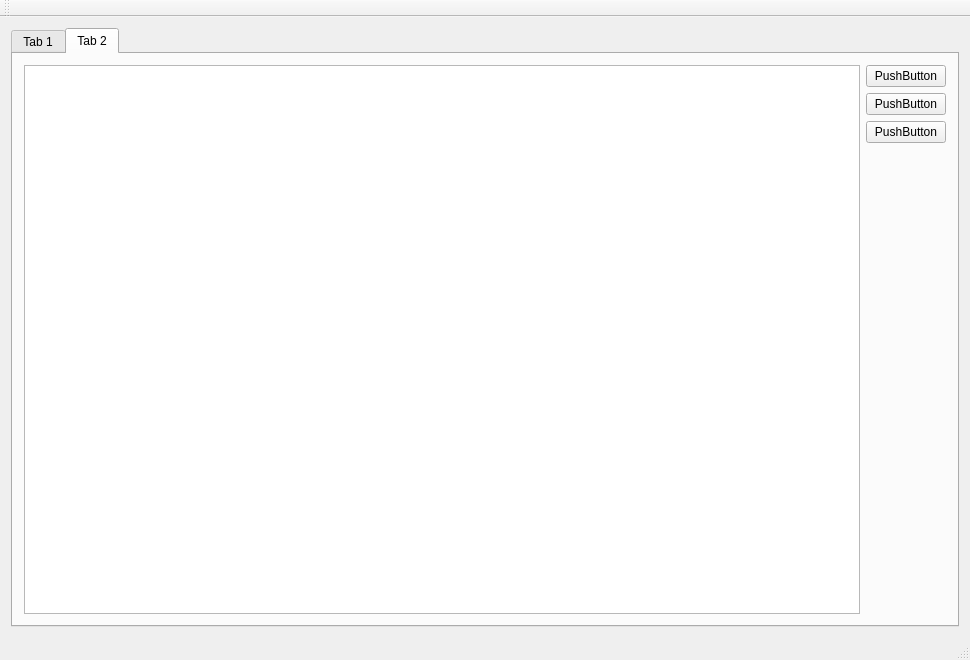
NeverKnewTheName/R_SimpleInterpreter, file r_simpleinterpreter.ui: the form before one commit.
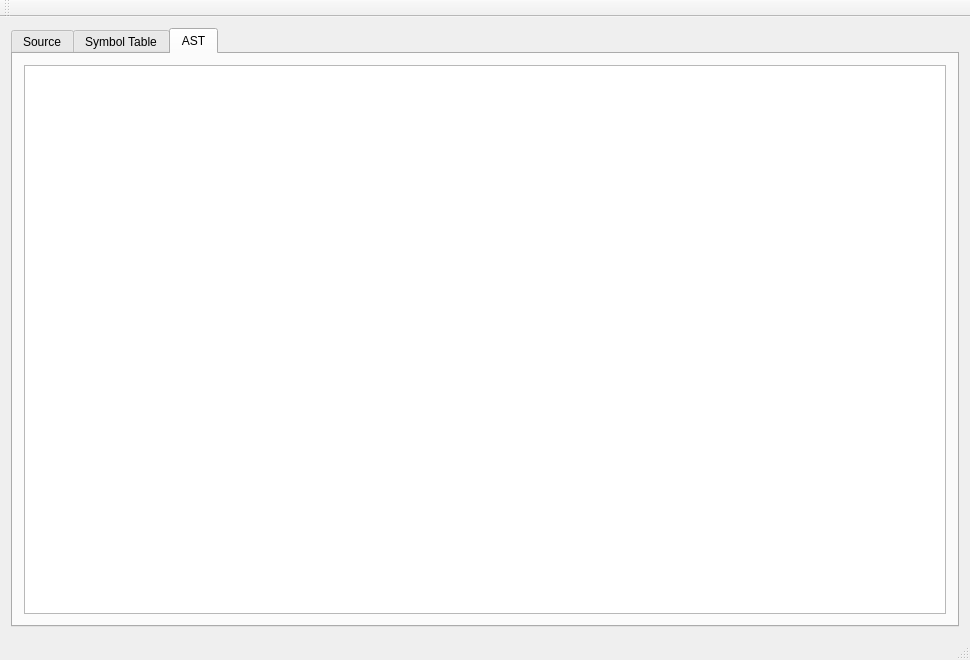
The form after the commit.

Patch:
```diff
--- a/r_simpleinterpreter.ui
+++ b/r_simpleinterpreter.ui
@@ -30,11 +30,11 @@
     <item>
      <widget class="QTabWidget" name="tabWidget">
       <property name="currentIndex">
-       <number>1</number>
+       <number>2</number>
       </property>
       <widget class="QWidget" name="tab">
        <attribute name="title">
-        <string>Tab 1</string>
+        <string>Source</string>
        </attribute>
        <layout class="QVBoxLayout" name="verticalLayout_3">
         <item>
@@ -72,7 +72,7 @@
       </widget>
       <widget class="QWidget" name="tab_2">
        <attribute name="title">
-        <string>Tab 2</string>
+        <string>Symbol Table</string>
        </attribute>
        <layout class="QHBoxLayout" name="horizontalLayout_3">
         <item>
@@ -118,6 +118,16 @@
         </item>
        </layout>
       </widget>
+      <widget class="QWidget" name="tab_3">
+       <attribute name="title">
+        <string>AST</string>
+       </attribute>
+       <layout class="QGridLayout" name="gridLayout">
+        <item row="0" column="0">
+         <widget class="QGraphicsView" name="graphicsView"/>
+        </item>
+       </layout>
+      </widget>
      </widget>
     </item>
    </layout>
```
